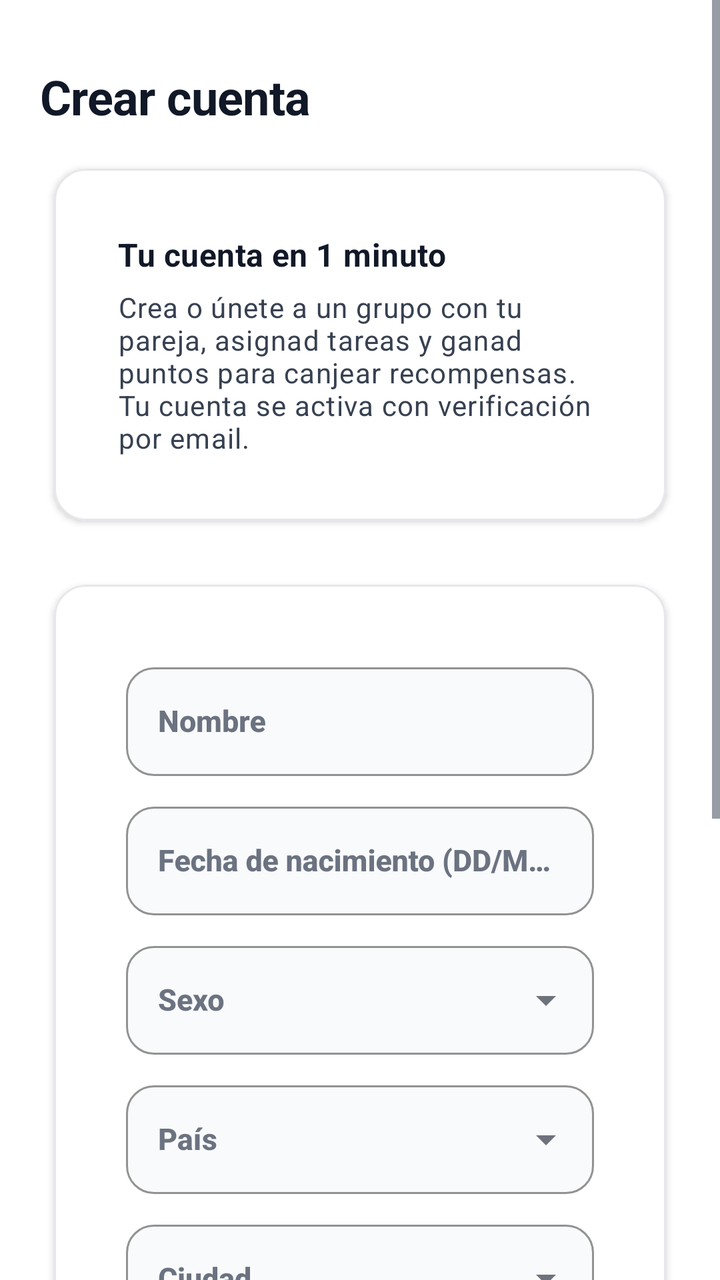
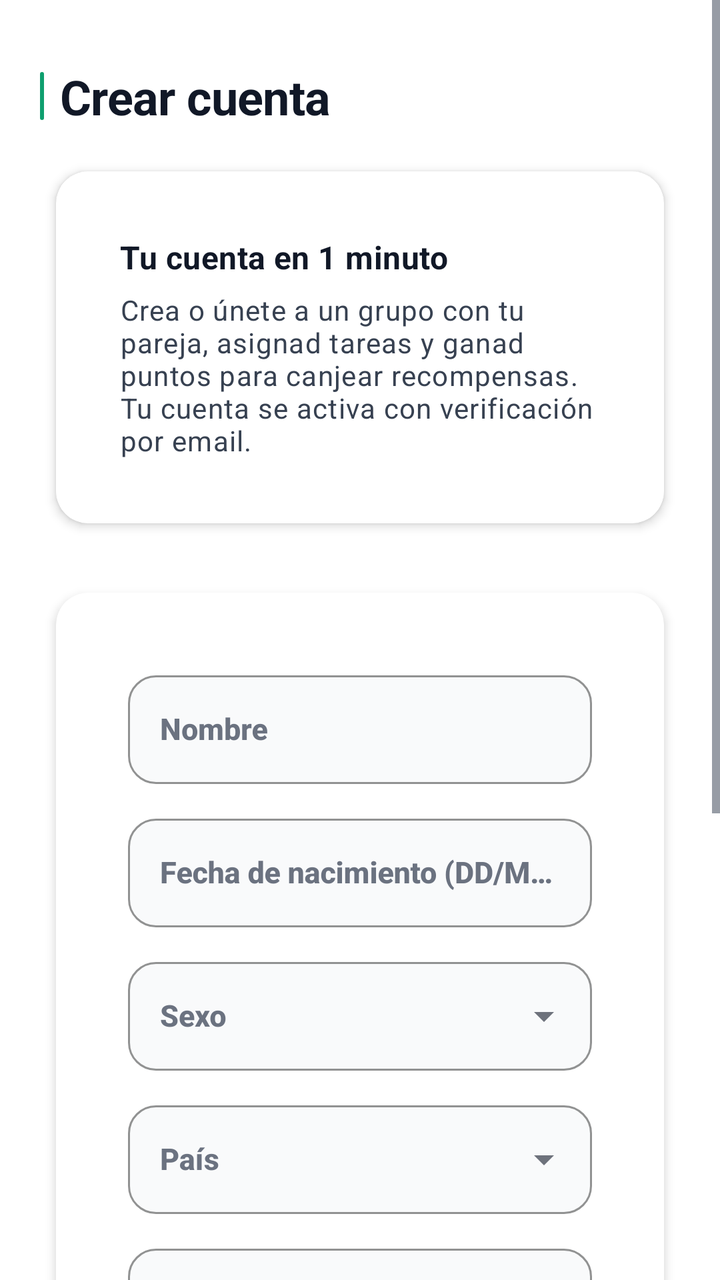

Before-and-after screenshots of an Android layout around one commit, followed by the original layout XML and the change that was made.
<!-- AndroidManifest.xml: application theme Theme.TFG -->
<!-- res/layout/fragment_registro.xml -->
<?xml version="1.0" encoding="utf-8"?>
<ScrollView xmlns:android="http://schemas.android.com/apk/res/android"
    xmlns:app="http://schemas.android.com/apk/res-auto"
    xmlns:tools="http://schemas.android.com/tools"
    android:layout_width="match_parent"
    android:layout_height="match_parent"
    android:fillViewport="true"
    android:background="@color/fondo"
    tools:context="es.sintaxys.teamtask.vista.FragmentRegistro">

    <LinearLayout
        android:layout_width="match_parent"
        android:layout_height="wrap_content"
        android:orientation="vertical"
        android:paddingTop="32dp"
        android:paddingStart="@dimen/spacing_xl"
        android:paddingEnd="@dimen/spacing_xl"
        android:paddingBottom="72dp">

        <TextView
            android:layout_width="wrap_content"
            android:layout_height="wrap_content"
            android:text="@string/crear_cuenta"
            android:textStyle="bold"
            android:textColor="@color/texto_principal"
            android:layout_marginBottom="@dimen/spacing_md"
            android:textAppearance="@style/TextAppearance.TFG.Headline" />

        <com.google.android.material.card.MaterialCardView
            android:layout_width="match_parent"
            android:layout_height="wrap_content"
            android:layout_marginBottom="@dimen/spacing_lg"
            app:cardCornerRadius="@dimen/corner_radius_lg"
            app:cardElevation="@dimen/elevation_pressed"
            app:cardBackgroundColor="@color/superficie"
            app:strokeColor="@color/divisor"
            app:strokeWidth="@dimen/stroke_thin">

            <LinearLayout
                android:layout_width="match_parent"
                android:layout_height="wrap_content"
                android:orientation="vertical"
                android:padding="@dimen/spacing_lg">

                <TextView
                    android:layout_width="wrap_content"
                    android:layout_height="wrap_content"
                    android:text="@string/registro_intro_titulo"
                    android:textColor="@color/texto_principal"
                    android:textStyle="bold"
                    android:textAppearance="@style/TextAppearance.TFG.SubTitulo" />

                <TextView
                    android:layout_width="match_parent"
                    android:layout_height="wrap_content"
                    android:layout_marginTop="6dp"
                    android:text="@string/registro_intro_texto"
                    android:textColor="@color/texto_secundario"
                    android:textAppearance="@style/TextAppearance.TFG.Cuerpo" />
            </LinearLayout>
        </com.google.android.material.card.MaterialCardView>

        <com.google.android.material.card.MaterialCardView
            android:id="@+id/cardRegistro"
            android:layout_width="match_parent"
            android:layout_height="wrap_content"
            app:cardCornerRadius="@dimen/corner_radius_lg"
            app:cardElevation="@dimen/elevation_pressed"
            app:cardBackgroundColor="@color/superficie"
            app:strokeColor="@color/divisor"
            app:strokeWidth="@dimen/stroke_thin">

            <LinearLayout
                android:layout_width="match_parent"
                android:layout_height="wrap_content"
                android:orientation="vertical"
                android:padding="@dimen/spacing_xl" android:paddingBottom="76dp">

                <com.google.android.material.textfield.TextInputLayout
                    android:id="@+id/til_nombre"
                    style="@style/Widget.TFG.TextInputLayout"
                    android:layout_width="match_parent"
                    android:layout_height="wrap_content"
                    android:minHeight="@dimen/input_min_height"
                    android:hint="@string/nombre_hint">

                    <com.google.android.material.textfield.TextInputEditText
                        android:id="@+id/etNombre"
                        android:layout_width="match_parent"
                        android:layout_height="wrap_content"
                        android:autofillHints="name"
                        android:imeOptions="flagNoExtractUi"
                        android:textSize="15sp"
                        android:textColor="@color/texto_principal"
                        android:textColorHint="@color/gris" />
                </com.google.android.material.textfield.TextInputLayout>

                <com.google.android.material.textfield.TextInputLayout
                    android:id="@+id/til_fecha_nacimiento"
                    style="@style/Widget.TFG.TextInputLayout"
                    android:layout_width="match_parent"
                    android:layout_height="wrap_content"
                    android:layout_marginTop="10dp"
                    android:minHeight="@dimen/input_min_height"
                    android:hint="@string/fecha_nacimiento_hint">

                    <com.google.android.material.textfield.TextInputEditText
                        android:id="@+id/etFechaNacimiento"
                        android:layout_width="match_parent"
                        android:layout_height="wrap_content"
                        android:imeOptions="flagNoExtractUi"
                        android:inputType="date"
                        android:textSize="15sp"
                        android:textColor="@color/texto_principal"
                        android:textColorHint="@color/gris" />
                </com.google.android.material.textfield.TextInputLayout>

                <com.google.android.material.textfield.TextInputLayout
                    android:id="@+id/til_sexo"
                    style="@style/Widget.TFG.TextInputLayout.Dropdown"
                    android:layout_width="match_parent"
                    android:layout_height="wrap_content"
                    android:layout_marginTop="10dp"
                    android:minHeight="@dimen/input_min_height"
                    android:hint="@string/sexo_hint">

                    <AutoCompleteTextView
                        android:id="@+id/spSexo"
                        android:layout_width="match_parent"
                        android:layout_height="wrap_content"
                        android:inputType="none"
                        android:textSize="15sp"
                        android:textColor="@color/texto_principal"
                        android:textColorHint="@color/gris" />
                </com.google.android.material.textfield.TextInputLayout>

                <com.google.android.material.textfield.TextInputLayout
                    android:id="@+id/til_pais"
                    style="@style/Widget.TFG.TextInputLayout.Dropdown"
                    android:layout_width="match_parent"
                    android:layout_height="wrap_content"
                    android:layout_marginTop="10dp"
                    android:minHeight="@dimen/input_min_height"
                    android:hint="@string/pais_hint">

                    <AutoCompleteTextView
                        android:id="@+id/etPais"
                        android:layout_width="match_parent"
                        android:layout_height="wrap_content"
                        android:imeOptions="flagNoExtractUi"
                        android:inputType="none"
                        android:textSize="15sp"
                        android:textColor="@color/texto_principal"
                        android:textColorHint="@color/gris" />
                </com.google.android.material.textfield.TextInputLayout>

                <com.google.android.material.textfield.TextInputLayout
                    android:id="@+id/til_ciudad"
                    style="@style/Widget.TFG.TextInputLayout.Dropdown"
                    android:layout_width="match_parent"
                    android:layout_height="wrap_content"
                    android:layout_marginTop="10dp"
                    android:minHeight="@dimen/input_min_height"
                    android:hint="@string/ciudad_hint">

                    <AutoCompleteTextView
                        android:id="@+id/etCiudad"
                        android:layout_width="match_parent"
                        android:layout_height="wrap_content"
                        android:imeOptions="flagNoExtractUi"
                        android:inputType="textCapWords"
                        android:textSize="15sp"
                        android:textColor="@color/texto_principal"
                        android:textColorHint="@color/gris" />
                </com.google.android.material.textfield.TextInputLayout>

                <com.google.android.material.textfield.TextInputLayout
                    android:id="@+id/til_email"
                    style="@style/Widget.TFG.TextInputLayout"
                    android:layout_width="match_parent"
                    android:layout_height="wrap_content"
                    android:layout_marginTop="10dp"
                    android:minHeight="@dimen/input_min_height"
                    android:hint="@string/email_hint">

                    <com.google.android.material.textfield.TextInputEditText
                        android:id="@+id/etEmail"
                        android:layout_width="match_parent"
                        android:layout_height="wrap_content"
                        android:autofillHints="emailAddress"
                        android:imeOptions="flagNoExtractUi"
                        android:inputType="textEmailAddress"
                        android:textSize="15sp"
                        android:textColor="@color/texto_principal"
                        android:textColorHint="@color/gris" />
                </com.google.android.material.textfield.TextInputLayout>

                <com.google.android.material.textfield.TextInputLayout
                    android:id="@+id/til_password"
                    style="@style/Widget.TFG.TextInputLayout"
                    android:layout_width="match_parent"
                    android:layout_height="wrap_content"
                    android:layout_marginTop="10dp"
                    android:minHeight="@dimen/input_min_height"
                    android:hint="@string/contrasena_hint"
                    app:endIconMode="password_toggle">

                    <com.google.android.material.textfield.TextInputEditText
                        android:id="@+id/etPassword"
                        android:layout_width="match_parent"
                        android:layout_height="wrap_content"
                        android:autofillHints="password"
                        android:imeOptions="flagNoExtractUi"
                        android:inputType="textPassword"
                        android:textSize="15sp"
                        android:textColor="@color/texto_principal"
                        android:textColorHint="@color/gris" />
                </com.google.android.material.textfield.TextInputLayout>

                <com.google.android.material.button.MaterialButton
                    android:id="@+id/btnRegistrar"
                    style="@style/Widget.TFG.Boton.Relleno"
                    android:layout_width="match_parent"
                    android:layout_height="wrap_content"
                    android:layout_marginTop="@dimen/spacing_xl"
                    android:text="@string/registrar"
                    android:textAllCaps="false"
                    android:paddingTop="14dp"
                    android:paddingBottom="14dp" />

            </LinearLayout>

        </com.google.android.material.card.MaterialCardView>

    </LinearLayout>

</ScrollView>
<!-- resources referenced by this layout -->
<resources>
  <color name="divisor">#E5E7EB</color>
  <color name="fondo">#FFFFFF</color>
  <color name="gris">#6B7280</color>
  <color name="superficie">#FFFFFF</color>
  <color name="texto_principal">#111827</color>
  <color name="texto_secundario">#374151</color>
  <dimen name="corner_radius_lg">16dp</dimen>
  <dimen name="elevation_pressed">2dp</dimen>
  <dimen name="input_min_height">56dp</dimen>
  <dimen name="spacing_lg">16dp</dimen>
  <dimen name="spacing_md">12dp</dimen>
  <dimen name="spacing_xl">20dp</dimen>
  <dimen name="stroke_thin">1dp</dimen>
  <string name="ciudad_hint">Ciudad</string>
  <string name="contrasena_hint">Contraseña</string>
  <string name="crear_cuenta">Crear cuenta</string>
  <string name="email_hint">Email</string>
  <string name="fecha_nacimiento_hint">Fecha de nacimiento (DD/MM/AAAA)</string>
  <string name="nombre_hint">Nombre</string>
  <string name="pais_hint">País</string>
  <string name="registrar">Registrar</string>
  <string name="registro_intro_texto">Crea o únete a un grupo con tu pareja, asignad tareas y ganad puntos para canjear recompensas. Tu cuenta se activa con verificación por email.</string>
  <string name="registro_intro_titulo">Tu cuenta en 1 minuto</string>
  <string name="sexo_hint">Sexo</string>
  <style name="TextAppearance.TFG.Cuerpo" parent="TextAppearance.MaterialComponents.Body1">
          <item name="android:textColor">@color/texto_secundario</item>
          <item name="android:textSize">14sp</item>
          <item name="android:lineSpacingMultiplier">1.2</item>
      </style>
  <style name="TextAppearance.TFG.SubTitulo" parent="TextAppearance.MaterialComponents.Subtitle1">
          <item name="android:textColor">@color/texto_principal</item>
          <item name="android:textStyle">bold</item>
          <item name="android:textSize">16sp</item>
      </style>
  <style name="Widget.TFG.Boton.Relleno" parent="Widget.TFG.Boton.Base">
          <item name="backgroundTint">@color/primario</item>
          <item name="android:textColor">@color/on_acento</item>
          <item name="cornerRadius">@dimen/corner_radius_md</item>
          <item name="rippleColor">@color/brand_600</item>
      </style>
  <style name="Theme.TFG" parent="Tema.TFG.Moderno" />
  <style name="Widget.TFG.Boton.Base" parent="Widget.MaterialComponents.Button">
          <item name="android:textAllCaps">false</item>
          <item name="android:minHeight">@dimen/button_min_height</item>
          <item name="android:textSize">14sp</item>
          <item name="android:letterSpacing">0.01</item>
      </style>
  <color name="primario">#0E9F6E</color>
  <color name="on_acento">#FFFFFF</color>
  <dimen name="corner_radius_md">14dp</dimen>
  <color name="brand_600">#0A7D56</color>
  <color name="superficie_variant">#F9FAFB</color>
  <dimen name="stroke_normal">1.5dp</dimen>
  <color name="texto_deshabilitado">#6B7280</color>
  <dimen name="button_min_height">48dp</dimen>
  <color name="primario_variant">#0A7D56</color>
  <style name="TextAppearance.TFG.Label" parent="TextAppearance.MaterialComponents.Caption">
          <item name="android:textColor">@color/texto_deshabilitado</item>
          <item name="android:textSize">12sp</item>
          <item name="android:letterSpacing">0.03</item>
      </style>
  <dimen name="corner_radius_xl">20dp</dimen>
  <dimen name="elevation_default">1dp</dimen>
  <dimen name="spacing_xs">4dp</dimen>
  <style name="TextAppearance.TFG.NavLabel" parent="TextAppearance.MaterialComponents.Caption">
          <item name="android:textSize">11sp</item>
          <item name="android:letterSpacing">0.02</item>
      </style>
  <!-- unchanged entries left out for length: 9 -->
</resources>

<!-- the commit's change to res/layout/fragment_registro.xml (unified diff, before → after) -->
@@ -12,29 +12,41 @@
         android:layout_width="match_parent"
         android:layout_height="wrap_content"
         android:orientation="vertical"
-        android:paddingTop="32dp"
+        android:paddingTop="@dimen/spacing_3xl"
         android:paddingStart="@dimen/spacing_xl"
         android:paddingEnd="@dimen/spacing_xl"
         android:paddingBottom="72dp">
 
-        <TextView
+        
+        <LinearLayout
             android:layout_width="wrap_content"
             android:layout_height="wrap_content"
-            android:text="@string/crear_cuenta"
-            android:textStyle="bold"
-            android:textColor="@color/texto_principal"
-            android:layout_marginBottom="@dimen/spacing_md"
-            android:textAppearance="@style/TextAppearance.TFG.Headline" />
+            android:orientation="horizontal"
+            android:gravity="center_vertical"
+            android:layout_marginBottom="@dimen/spacing_md">
+
+            <View
+                android:layout_width="@dimen/stroke_thick"
+                android:layout_height="24dp"
+                android:layout_marginEnd="@dimen/spacing_sm"
+                android:background="@drawable/bg_accent_bar" />
+
+            <TextView
+                android:layout_width="wrap_content"
+                android:layout_height="wrap_content"
+                android:text="@string/crear_cuenta"
+                android:textColor="@color/texto_principal"
+                android:textAppearance="@style/TextAppearance.TFG.Headline" />
+        </LinearLayout>
 
         <com.google.android.material.card.MaterialCardView
             android:layout_width="match_parent"
             android:layout_height="wrap_content"
             android:layout_marginBottom="@dimen/spacing_lg"
             app:cardCornerRadius="@dimen/corner_radius_lg"
-            app:cardElevation="@dimen/elevation_pressed"
+            app:cardElevation="@dimen/elevation_card"
             app:cardBackgroundColor="@color/superficie"
-            app:strokeColor="@color/divisor"
-            app:strokeWidth="@dimen/stroke_thin">
+            app:strokeWidth="0dp">
 
             <LinearLayout
                 android:layout_width="match_parent"
@@ -65,16 +77,15 @@
             android:layout_width="match_parent"
             android:layout_height="wrap_content"
             app:cardCornerRadius="@dimen/corner_radius_lg"
-            app:cardElevation="@dimen/elevation_pressed"
+            app:cardElevation="@dimen/elevation_card"
             app:cardBackgroundColor="@color/superficie"
-            app:strokeColor="@color/divisor"
-            app:strokeWidth="@dimen/stroke_thin">
+            app:strokeWidth="0dp">
 
             <LinearLayout
                 android:layout_width="match_parent"
                 android:layout_height="wrap_content"
                 android:orientation="vertical"
-                android:padding="@dimen/spacing_xl" android:paddingBottom="76dp">
+                android:padding="@dimen/spacing_xl">
 
                 <com.google.android.material.textfield.TextInputLayout
                     android:id="@+id/til_nombre"
@@ -100,7 +111,7 @@
                     style="@style/Widget.TFG.TextInputLayout"
                     android:layout_width="match_parent"
                     android:layout_height="wrap_content"
-                    android:layout_marginTop="10dp"
+                    android:layout_marginTop="@dimen/spacing_md"
                     android:minHeight="@dimen/input_min_height"
                     android:hint="@string/fecha_nacimiento_hint">
 
@@ -120,7 +131,7 @@
                     style="@style/Widget.TFG.TextInputLayout.Dropdown"
                     android:layout_width="match_parent"
                     android:layout_height="wrap_content"
-                    android:layout_marginTop="10dp"
+                    android:layout_marginTop="@dimen/spacing_md"
                     android:minHeight="@dimen/input_min_height"
                     android:hint="@string/sexo_hint">
 
@@ -139,7 +150,7 @@
                     style="@style/Widget.TFG.TextInputLayout.Dropdown"
                     android:layout_width="match_parent"
                     android:layout_height="wrap_content"
-                    android:layout_marginTop="10dp"
+                    android:layout_marginTop="@dimen/spacing_md"
                     android:minHeight="@dimen/input_min_height"
                     android:hint="@string/pais_hint">
 
@@ -159,7 +170,7 @@
                     style="@style/Widget.TFG.TextInputLayout.Dropdown"
                     android:layout_width="match_parent"
                     android:layout_height="wrap_content"
-                    android:layout_marginTop="10dp"
+                    android:layout_marginTop="@dimen/spacing_md"
                     android:minHeight="@dimen/input_min_height"
                     android:hint="@string/ciudad_hint">
 
@@ -179,7 +190,7 @@
                     style="@style/Widget.TFG.TextInputLayout"
                     android:layout_width="match_parent"
                     android:layout_height="wrap_content"
-                    android:layout_marginTop="10dp"
+                    android:layout_marginTop="@dimen/spacing_md"
                     android:minHeight="@dimen/input_min_height"
                     android:hint="@string/email_hint">
 
@@ -200,7 +211,7 @@
                     style="@style/Widget.TFG.TextInputLayout"
                     android:layout_width="match_parent"
                     android:layout_height="wrap_content"
-                    android:layout_marginTop="10dp"
+                    android:layout_marginTop="@dimen/spacing_md"
                     android:minHeight="@dimen/input_min_height"
                     android:hint="@string/contrasena_hint"
                     app:endIconMode="password_toggle">
@@ -225,8 +236,7 @@
                     android:layout_marginTop="@dimen/spacing_xl"
                     android:text="@string/registrar"
                     android:textAllCaps="false"
-                    android:paddingTop="14dp"
-                    android:paddingBottom="14dp" />
+                    android:minHeight="@dimen/button_min_height" />
 
             </LinearLayout>
 
<!-- resource entries referenced after the edit -->
@@ -7,11 +7,21 @@
   <color name="texto_principal">#111827</color>
   <color name="texto_secundario">#374151</color>
   <dimen name="corner_radius_lg">16dp</dimen>
-  <dimen name="elevation_pressed">2dp</dimen>
+  <dimen name="elevation_card">3dp</dimen>
   <dimen name="input_min_height">56dp</dimen>
+  <dimen name="spacing_3xl">32dp</dimen>
   <dimen name="spacing_lg">16dp</dimen>
   <dimen name="spacing_md">12dp</dimen>
+  <dimen name="spacing_sm">8dp</dimen>
   <dimen name="spacing_xl">20dp</dimen>
+  <dimen name="stroke_thick">2dp</dimen>
+  <!-- drawable bg_accent_bar (drawable) -->
+  <?xml version="1.0" encoding="utf-8"?>
+  <shape xmlns:android="http://schemas.android.com/apk/res/android"
+      android:shape="rectangle">
+      <solid android:color="@color/primario" />
+      <corners android:radius="2dp" />
+  </shape>
   <dimen name="stroke_thin">1dp</dimen>
   <string name="ciudad_hint">Ciudad</string>
   <string name="contrasena_hint">Contraseña</string>
